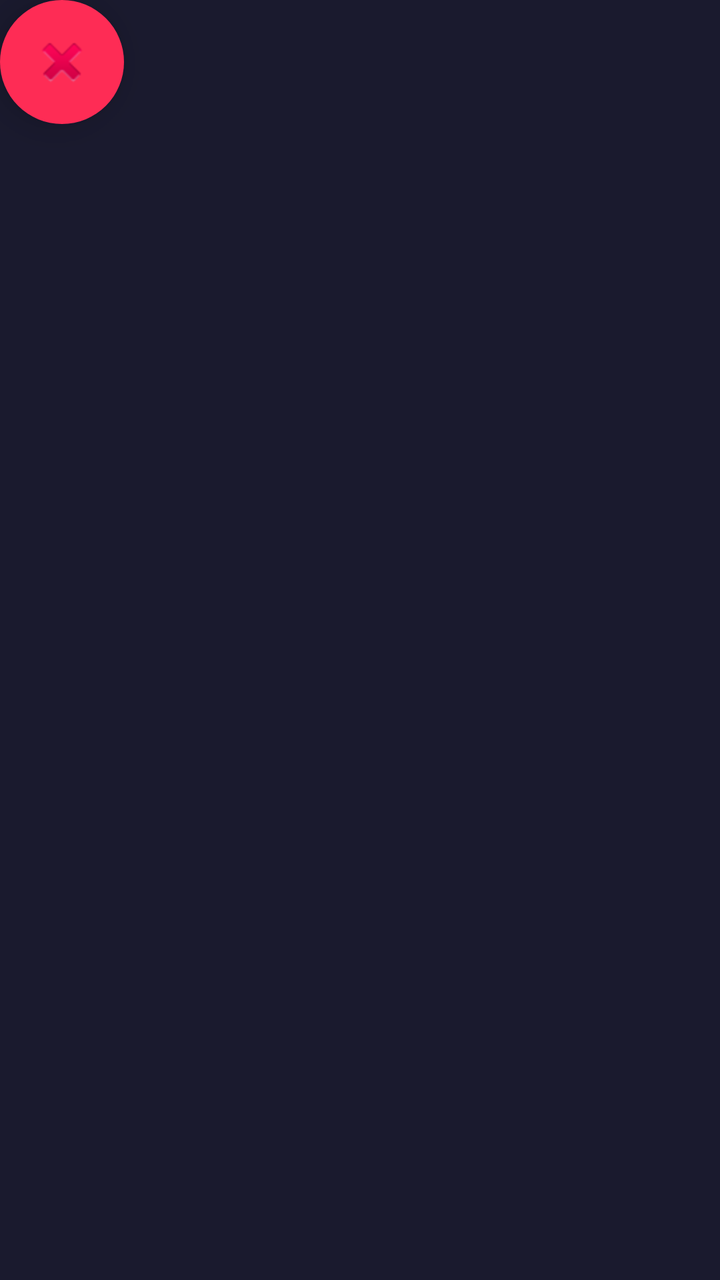
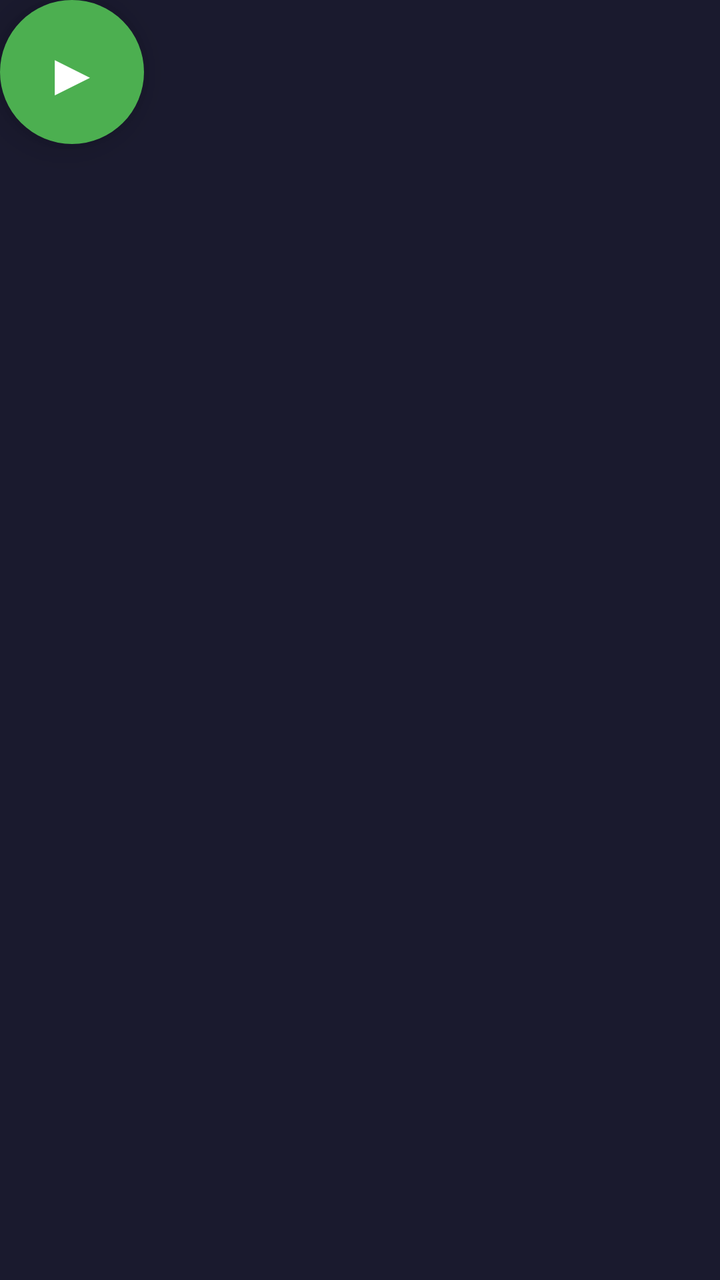

Two renders of the same Android screen: before a commit and after it. Below are the layout's source before the change and the commit's diff.
<!-- AndroidManifest.xml: application theme Theme.TikTapAuto -->
<!-- res/layout/floating_control.xml -->
<?xml version="1.0" encoding="utf-8"?>
<FrameLayout xmlns:android="http://schemas.android.com/apk/res/android"
    android:layout_width="wrap_content"
    android:layout_height="wrap_content">

    <ImageButton
        android:id="@+id/btn_stop"
        android:layout_width="62dp"
        android:layout_height="62dp"
        android:src="@android:drawable/ic_delete"
        android:background="@drawable/circle_button"
        android:contentDescription="Detener tap tap"
        android:scaleType="centerInside"
        android:padding="14dp"
        android:elevation="10dp" />

</FrameLayout>
<!-- resources referenced by this layout -->
<resources>
  <!-- drawable circle_button (drawable) -->
  <?xml version="1.0" encoding="utf-8"?>
  <shape xmlns:android="http://schemas.android.com/apk/res/android"
      android:shape="oval">
      <solid android:color="#fe2c55" />
      <size android:width="62dp" android:height="62dp" />
  </shape>
  <style name="Theme.TikTapAuto" parent="Theme.MaterialComponents.DayNight.NoActionBar">
          <item name="colorPrimary">@color/tiktok_red</item>
          <item name="colorPrimaryVariant">#c0002a</item>
          <item name="colorOnPrimary">@color/white</item>
          <item name="android:windowBackground">@color/dark_bg</item>
          <item name="android:statusBarColor">@color/dark_bg</item>
      </style>
  <color name="tiktok_red">#fe2c55</color>
  <color name="white">#FFFFFF</color>
  <color name="dark_bg">#1a1a2e</color>
</resources>

<!-- the commit's change to res/layout/floating_control.xml (unified diff, before → after) -->
@@ -3,15 +3,18 @@
     android:layout_width="wrap_content"
     android:layout_height="wrap_content">
 
-    <ImageButton
-        android:id="@+id/btn_stop"
-        android:layout_width="62dp"
-        android:layout_height="62dp"
-        android:src="@android:drawable/ic_delete"
-        android:background="@drawable/circle_button"
-        android:contentDescription="Detener tap tap"
-        android:scaleType="centerInside"
-        android:padding="14dp"
-        android:elevation="10dp" />
+    <TextView
+        android:id="@+id/btn_floating"
+        android:layout_width="72dp"
+        android:layout_height="72dp"
+        android:text="▶"
+        android:textSize="30sp"
+        android:textColor="@android:color/white"
+        android:gravity="center"
+        android:background="@drawable/circle_green"
+        android:elevation="10dp"
+        android:clickable="true"
+        android:focusable="true"
+        android:contentDescription="Iniciar acciones" />
 
 </FrameLayout>
<!-- resource entries referenced after the edit -->
@@ -1,11 +1,11 @@
 <!-- resources referenced by this layout -->
 <resources>
-  <!-- drawable circle_button (drawable) -->
+  <!-- drawable circle_green (drawable) -->
   <?xml version="1.0" encoding="utf-8"?>
   <shape xmlns:android="http://schemas.android.com/apk/res/android"
       android:shape="oval">
-      <solid android:color="#fe2c55" />
-      <size android:width="62dp" android:height="62dp" />
+      <solid android:color="#4caf50" />
+      <size android:width="72dp" android:height="72dp" />
   </shape>
   <style name="Theme.TikTapAuto" parent="Theme.MaterialComponents.DayNight.NoActionBar">
           <item name="colorPrimary">@color/tiktok_red</item>
